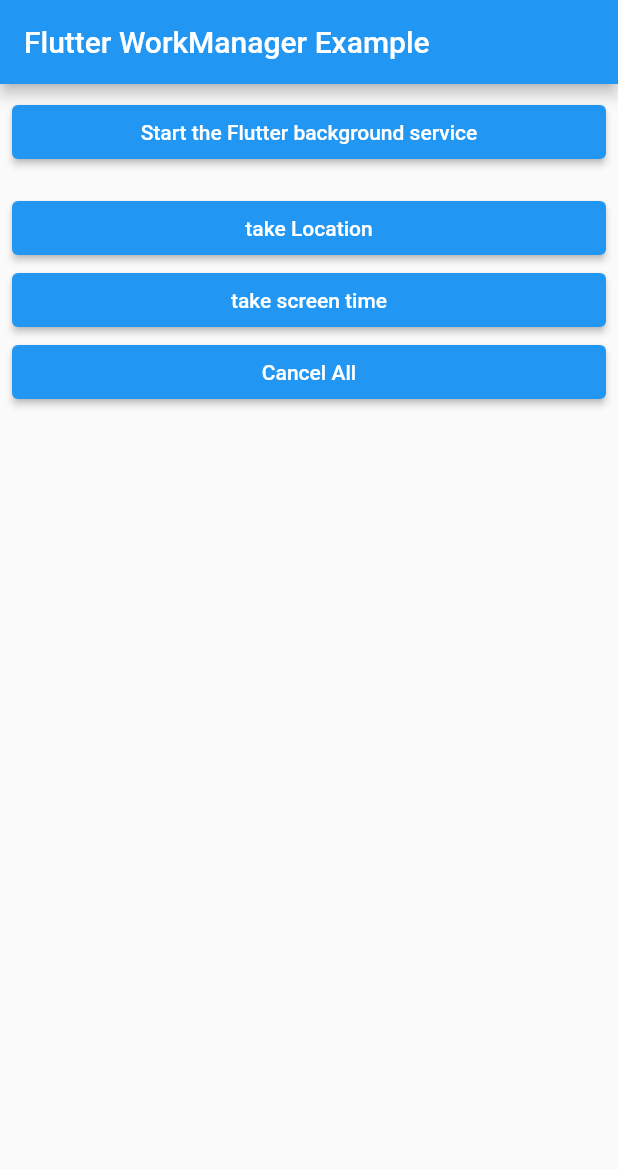
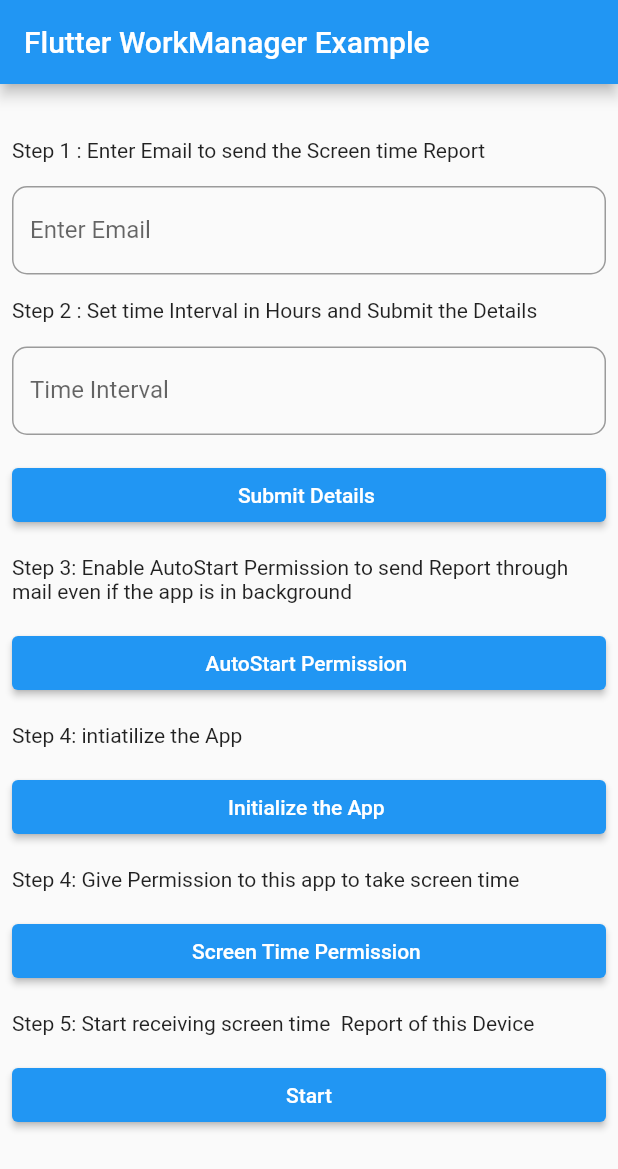
Before and after one commit to maheshwaran-p/Screen-Time-For-Andriod, a Flutter app: the screen it shows after launch, on a phone screen of 412 x 824 dp. Shown: the top 1169 px of the screen. Run offline on Flutter 3.47's test engine with Material 2 defaults, Android fonts, the phone set to English and light mode, and no system bars; our stand-ins replace shared_preferences; missing offline and left inert: mailer, system_settings, workmanager; Roboto replaces fonts that are missing (Poppins).

Commit message:
dymically added

```diff
--- a/lib/main.dart
+++ b/lib/main.dart
@@ -10,6 +10,8 @@ import 'dart:io' show Platform;
 
 import 'package:mailer/mailer.dart';
 import 'package:mailer/smtp_server.dart';
+import 'package:system_settings/system_settings.dart';
+import 'package:shared_preferences/shared_preferences.dart';
 
 void main() {
   runApp(MyApp());
@@ -35,8 +37,14 @@ void callbackDispatcher() async {
 dynamic getUsageStats() async {
   print("call entered");
   try {
+    final prefs = await SharedPreferences.getInstance();
+    final String? to = prefs.getString('to');
+
+    final String? time = prefs.getString('time');
+
+    int t = int.parse(time.toString());
     DateTime endDate = new DateTime.now();
-    DateTime startDate = endDate.subtract(Duration(hours: 2));
+    DateTime startDate = endDate.subtract(Duration(minutes: t));
     List<AppUsageInfo> infoList =
         await AppUsage.getAppUsage(startDate, endDate);
 
@@ -60,11 +68,16 @@ dynamic getUsageStats() async {
     String username = 'mahe.1817130@gct.ac.in';
     String password = 'gct@1234';
 
+    print("Time:");
+    print(time);
+    print("\nemail:");
+    print(to);
+
     final smtpServer = gmail(username, password);
 
     final message = Message()
       ..from = Address(username, 'ScreenTime')
-      ..recipients.add('mpmahesh1022@gmail.com')
+      ..recipients.add(to)
       ..subject = 'ScreenTime:\n  '
       ..text = 'This is the plain text.\nThis is line 2 of the text part.'
       ..html =
@@ -117,9 +130,12 @@ class PlatformEnabledButton extends ElevatedButton {
 class _MyAppState extends State<MyApp> {
   @override
   Widget build(BuildContext context) {
+    TextEditingController emailController = new TextEditingController();
+    TextEditingController timeintervalController = new TextEditingController();
     return MaterialApp(
       debugShowCheckedModeBanner: false,
       home: Scaffold(
+        resizeToAvoidBottomInset: false,
         appBar: AppBar(
           title: Text("Flutter WorkManager Example"),
         ),
@@ -128,50 +144,157 @@ class _MyAppState extends State<MyApp> {
           child: Column(
             crossAxisAlignment: CrossAxisAlignment.stretch,
             children: <Widget>[
-              ElevatedButton(
-                  child: Text("Start the Flutter background service"),
-                  onPressed: () {
-                    print("background services started");
-                    Workmanager().initialize(
-                      callbackDispatcher,
-                      isInDebugMode: true,
-                    );
-                  }),
+              Padding(
+                padding: const EdgeInsets.only(top: 28.0),
+                child: Text(
+                    "Step 1 : Enter Email to send the Screen time Report "),
+              ),
+              SizedBox(height: 16),
+              TextFormField(
+                controller: emailController,
+                decoration: new InputDecoration(
+                  labelText: "Enter Email",
+                  fillColor: Colors.white,
+                  border: new OutlineInputBorder(
+                    borderRadius: new BorderRadius.circular(10.0),
+                    borderSide: new BorderSide(),
+                  ),
+                  //fillColor: Colors.green
+                ),
+                validator: (val) {
+                  String pattern =
+                      r"^[a-zA-Z0-9.!#$%&'*+/=?^_`{|}~-]+@[a-zA-Z0-9](?:[a-zA-Z0-9-]"
+                      r"{0,253}[a-zA-Z0-9])?(?:\.[a-zA-Z0-9](?:[a-zA-Z0-9-]"
+                      r"{0,253}[a-zA-Z0-9])?)*$";
+                  RegExp regex = RegExp(pattern);
+                  if (val == null || val.isEmpty || !regex.hasMatch(val))
+                    return 'Enter a valid email address';
+                  else
+                    return null;
+                },
+                keyboardType: TextInputType.emailAddress,
+                style: new TextStyle(
+                  fontFamily: "Poppins",
+                ),
+              ),
+              SizedBox(height: 16),
+              Text(
+                  "Step 2 : Set time Interval in Hours and Submit the Details "),
+              SizedBox(height: 16),
+              TextFormField(
+                controller: timeintervalController,
+                decoration: new InputDecoration(
+                  labelText: "Time Interval",
+                  fillColor: Colors.white,
+                  border: new OutlineInputBorder(
+                    borderRadius: new BorderRadius.circular(10.0),
+                    borderSide: new BorderSide(),
+                  ),
+                  //fillColor: Colors.green
+                ),
+                validator: (val) {},
+                keyboardType: TextInputType.emailAddress,
+                style: new TextStyle(
+                  fontFamily: "Poppins",
+                ),
+              ),
+              SizedBox(height: 16),
+              PlatformEnabledButton(
+                platform: _Platform.android,
+                child: Text("Submit Details "),
+                onPressed: () async {
+                  final prefs = await SharedPreferences.getInstance();
+
+                  await prefs.setString('to', emailController.text);
+                  await prefs.setString('time', timeintervalController.text);
+                },
+              ),
+
               SizedBox(height: 16),
 
+              Text(
+                  "Step 3: Enable AutoStart Permission to send Report through mail even if the app is in background "),
+              SizedBox(height: 16),
+
+              PlatformEnabledButton(
+                platform: _Platform.android,
+                child: Text("AutoStart Permission "),
+                onPressed: SystemSettings.app,
+              ),
+              SizedBox(height: 16),
+              Text("Step 4: intiatilize the App "),
+              SizedBox(height: 16),
+              PlatformEnabledButton(
+                platform: _Platform.android,
+                child: Text("Initialize the App "),
+                onPressed: () {
+                  print("background services started");
+                  Workmanager().initialize(
+                    callbackDispatcher,
+                    isInDebugMode: true,
+                  );
+                },
+              ),
+              SizedBox(height: 16),
               //This task runs once.
               //Most likely this will trigger immediately
+              Text("Step 4: Give Permission to this app to take screen time "),
+              SizedBox(height: 16),
               PlatformEnabledButton(
                 platform: _Platform.android,
-                child: Text("take Location"),
+                child: Text("Screen Time Permission "),
                 onPressed: () {
+                  getUsageStats();
+                },
+              ),
+              SizedBox(height: 16),
+
+              Text(
+                  "Step 5: Start receiving screen time  Report of this Device "),
+              SizedBox(height: 16),
+
+              PlatformEnabledButton(
+                platform: _Platform.android,
+                child: Text("Start"),
+                onPressed: () async {
+                  final prefs = await SharedPreferences.getInstance();
+
+                  final String? time = prefs.getString('time');
+                  int t = int.parse(time.toString());
                   Workmanager().registerPeriodicTask("10", simplePeriodicTask,
-                      frequency: Duration(minutes: 15),
+                      frequency: Duration(minutes: t),
                       constraints: Constraints(
                         networkType: NetworkType.connected,
                       ));
                 },
               ),
-              PlatformEnabledButton(
-                platform: _Platform.android,
-                child: Text("take screen time"),
-                onPressed: () {
-                  getUsageStats();
-                },
-              ),
-
-              PlatformEnabledButton(
-                platform: _Platform.android,
-                child: Text("Cancel All"),
-                onPressed: () async {
-                  await Workmanager().cancelAll();
-                  print('Cancel all tasks completed');
-                },
-              ),
+              // SizedBox(height: 16),
+              // Text("Note: Can stop receiving mail from this app"),
+              // SizedBox(height: 16),
+              // PlatformEnabledButton(
+              //   platform: _Platform.android,
+              //   child: Text("Cancel All Tasks"),
+              //   onPressed: () async {
+              //     await Workmanager().cancelAll();
+              //     print('Cancel all tasks completed');
+              //   },
+              // ),
             ],
           ),
         ),
       ),
     );
   }
+
+  String validateEmail(String? value) {
+    String pattern =
+        r"^[a-zA-Z0-9.!#$%&'*+/=?^_`{|}~-]+@[a-zA-Z0-9](?:[a-zA-Z0-9-]"
+        r"{0,253}[a-zA-Z0-9])?(?:\.[a-zA-Z0-9](?:[a-zA-Z0-9-]"
+        r"{0,253}[a-zA-Z0-9])?)*$";
+    RegExp regex = RegExp(pattern);
+    if (value == null || value.isEmpty || !regex.hasMatch(value))
+      return 'Enter a valid email address';
+    else
+      return "";
+  }
 }
--- a/pubspec.yaml
+++ b/pubspec.yaml
@@ -33,11 +33,12 @@ dependencies:
   cupertino_icons: ^1.0.2
   workmanager: ^0.4.1
   path_provider: ^2.0.8
-  shared_preferences: ^2.0.12
+
   package_manager: ^1.8.0
   logger: ^1.1.0
+  shared_preferences: ^2.0.13
   mailer: ^5.1.0
-
+  system_settings: 2.0.0
 
 
 
```
Also changed, not shown: pubspec.lock.
